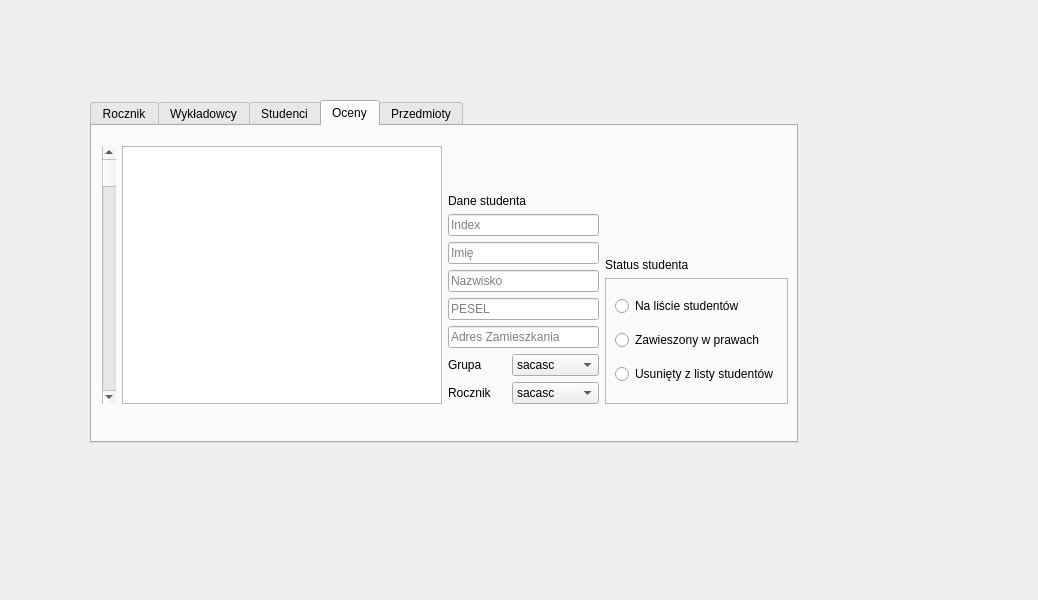
First picture: the form in projekt 3/uczelnia1.ui, repository blackmaggot/Euie-JPP-Python, before the edit.
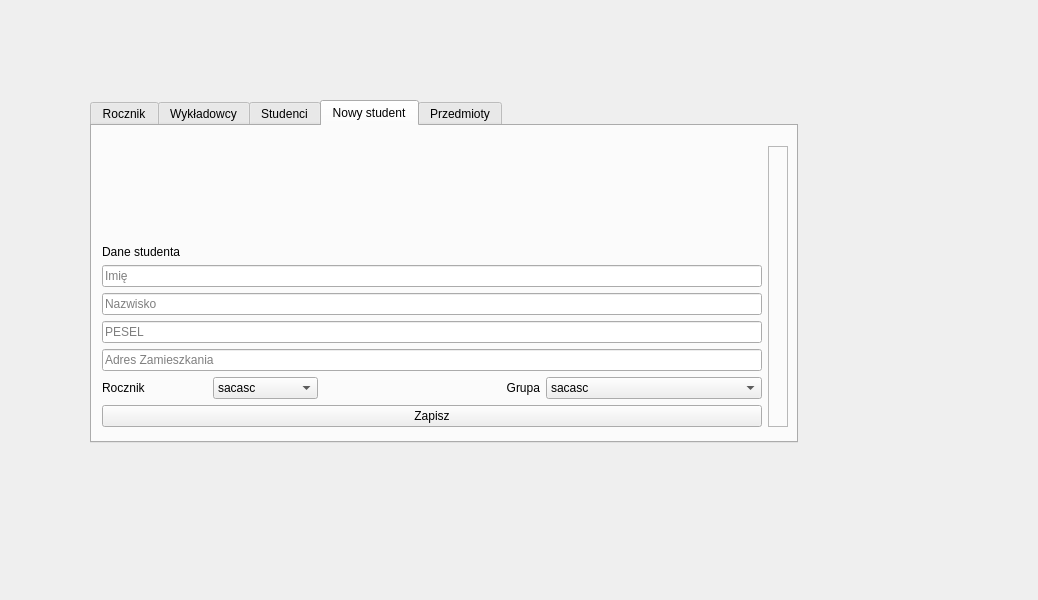
Second picture: the form after the edit. The open tabs and pages were chosen to show the change.

Commit message: dodano wyświetlanie listy przedmiotów i tworzenie nowych

Diff of the .ui file:
```diff
--- a/projekt 3/uczelnia1.ui
+++ b/projekt 3/uczelnia1.ui
@@ -496,7 +496,7 @@
    </widget>
    <widget class="QWidget" name="Oceny">
     <attribute name="title">
-     <string>Oceny</string>
+     <string>Nowy student</string>
     </attribute>
     <widget class="QWidget" name="layoutWidget_2">
      <property name="geometry">
@@ -504,25 +504,14 @@
        <x>10</x>
        <y>20</y>
        <width>686</width>
-       <height>258</height>
+       <height>281</height>
       </rect>
      </property>
      <layout class="QHBoxLayout" name="horizontalLayout_7">
       <item>
        <layout class="QVBoxLayout" name="verticalLayout_8">
         <item>
-         <layout class="QHBoxLayout" name="horizontalLayout_11">
-          <item>
-           <widget class="QScrollBar" name="verticalScrollBarOfStudentsList_2">
-            <property name="orientation">
-             <enum>Qt::Vertical</enum>
-            </property>
-           </widget>
-          </item>
-          <item>
-           <widget class="QTableWidget" name="tableWidget_2"/>
-          </item>
-         </layout>
+         <layout class="QHBoxLayout" name="horizontalLayout_11"/>
         </item>
        </layout>
       </item>
@@ -553,14 +542,7 @@
            </widget>
           </item>
           <item>
-           <widget class="QLineEdit" name="studentIndexNumberField_2">
-            <property name="placeholderText">
-             <string>Index</string>
-            </property>
-           </widget>
-          </item>
-          <item>
-           <widget class="QLineEdit" name="studentFirstNameField_2">
+           <widget class="QLineEdit" name="newStudentFirstNameField">
             <property name="placeholderText">
              <string>Imię</string>
             </property>
@@ -590,10 +572,70 @@
           <item>
            <layout class="QHBoxLayout" name="horizontalLayout_13">
             <item>
-             <widget class="QLabel" name="studentGroupLabel_2">
+             <layout class="QHBoxLayout" name="horizontalLayout_14">
+              <item>
+               <widget class="QLabel" name="newStudentYearLabel">
+                <property name="text">
+                 <string>Rocznik</string>
+                </property>
+               </widget>
+              </item>
+              <item>
+               <widget class="QComboBox" name="newStudentYearDropdownList">
+                <property name="editable">
+                 <bool>false</bool>
+                </property>
+                <property name="currentText" stdset="0">
+                 <string>sacasc</string>
+                </property>
+                <property name="insertPolicy">
+                 <enum>QComboBox::InsertAfterCurrent</enum>
+                </property>
+                <property name="frame">
+                 <bool>true</bool>
+                </property>
+                <item>
+                 <property name="text">
+                  <string>sacasc</string>
+                 </property>
+                </item>
+                <item>
+                 <property name="text">
+                  <string>sacasc</string>
+                 </property>
+                </item>
+                <item>
+                 <property name="text">
+                  <string>ascascas</string>
+                 </property>
+                </item>
+                <item>
+                 <property name="text">
+                  <string>cascasca</string>
+                 </property>
+                </item>
+                <item>
+                 <property name="text">
+                  <string>scascasc</string>
+                 </property>
+                </item>
+                <item>
+                 <property name="text">
+                  <string>ascascasc</string>
+                 </property>
+                </item>
+               </widget>
+              </item>
+             </layout>
+            </item>
+            <item>
+             <widget class="QLabel" name="newStudentGroupLabel">
               <property name="text">
                <string>Grupa</string>
               </property>
+              <property name="alignment">
+               <set>Qt::AlignRight|Qt::AlignTrailing|Qt::AlignVCenter</set>
+              </property>
              </widget>
             </item>
             <item>
@@ -645,85 +687,16 @@
            </layout>
           </item>
           <item>
-           <layout class="QHBoxLayout" name="horizontalLayout_14">
-            <item>
-             <widget class="QLabel" name="studentYearLabel_2">
-              <property name="text">
-               <string>Rocznik</string>
-              </property>
-             </widget>
-            </item>
-            <item>
-             <widget class="QComboBox" name="studentYearDropdownList_2">
-              <property name="editable">
-               <bool>false</bool>
-              </property>
-              <property name="currentText" stdset="0">
-               <string>sacasc</string>
-              </property>
-              <property name="insertPolicy">
-               <enum>QComboBox::InsertAfterCurrent</enum>
-              </property>
-              <property name="frame">
-               <bool>true</bool>
-              </property>
-              <item>
-               <property name="text">
-                <string>sacasc</string>
-               </property>
-              </item>
-              <item>
-               <property name="text">
-                <string>sacasc</string>
-               </property>
-              </item>
-              <item>
-               <property name="text">
-                <string>ascascas</string>
-               </property>
-              </item>
-              <item>
-               <property name="text">
-                <string>cascasca</string>
-               </property>
-              </item>
-              <item>
-               <property name="text">
-                <string>scascasc</string>
-               </property>
-              </item>
-              <item>
-               <property name="text">
-                <string>ascascasc</string>
-               </property>
-              </item>
-             </widget>
-            </item>
-           </layout>
+           <widget class="QPushButton" name="newStudentSubmitButton">
+            <property name="text">
+             <string>Zapisz</string>
+            </property>
+           </widget>
           </item>
          </layout>
         </item>
         <item>
          <layout class="QVBoxLayout" name="verticalLayout_10">
-          <item>
-           <widget class="QLabel" name="studentStatusLable_2">
-            <property name="maximumSize">
-             <size>
-              <width>16777215</width>
-              <height>16776381</height>
-             </size>
-            </property>
-            <property name="text">
-             <string>Status studenta</string>
-            </property>
-            <property name="scaledContents">
-             <bool>false</bool>
-            </property>
-            <property name="alignment">
-             <set>Qt::AlignBottom|Qt::AlignLeading|Qt::AlignLeft</set>
-            </property>
-           </widget>
-          </item>
           <item>
            <widget class="QFrame" name="studentStatusFrame_2">
             <property name="frameShape">
@@ -732,33 +705,7 @@
             <property name="frameShadow">
              <enum>QFrame::Raised</enum>
             </property>
-            <layout class="QHBoxLayout" name="horizontalLayout_15">
-             <item>
-              <layout class="QVBoxLayout" name="verticalLayout_11">
-               <item>
-                <widget class="QRadioButton" name="studentOnListRadio_2">
-                 <property name="text">
-                  <string>Na liście studentów</string>
-                 </property>
-                </widget>
-               </item>
-               <item>
-                <widget class="QRadioButton" name="studendSuspendedRadio_2">
-                 <property name="text">
-                  <string>Zawieszony w prawach</string>
-                 </property>
-                </widget>
-               </item>
-               <item>
-                <widget class="QRadioButton" name="studentRemovedRadio_2">
-                 <property name="text">
-                  <string>Usunięty z listy studentów</string>
-                 </property>
-                </widget>
-               </item>
-              </layout>
-             </item>
-            </layout>
+            <layout class="QHBoxLayout" name="horizontalLayout_15"/>
            </widget>
           </item>
          </layout>
```
Left out of the diff: 214 changed lines with no effect on the pictures. The commit also changes 7 other files.
